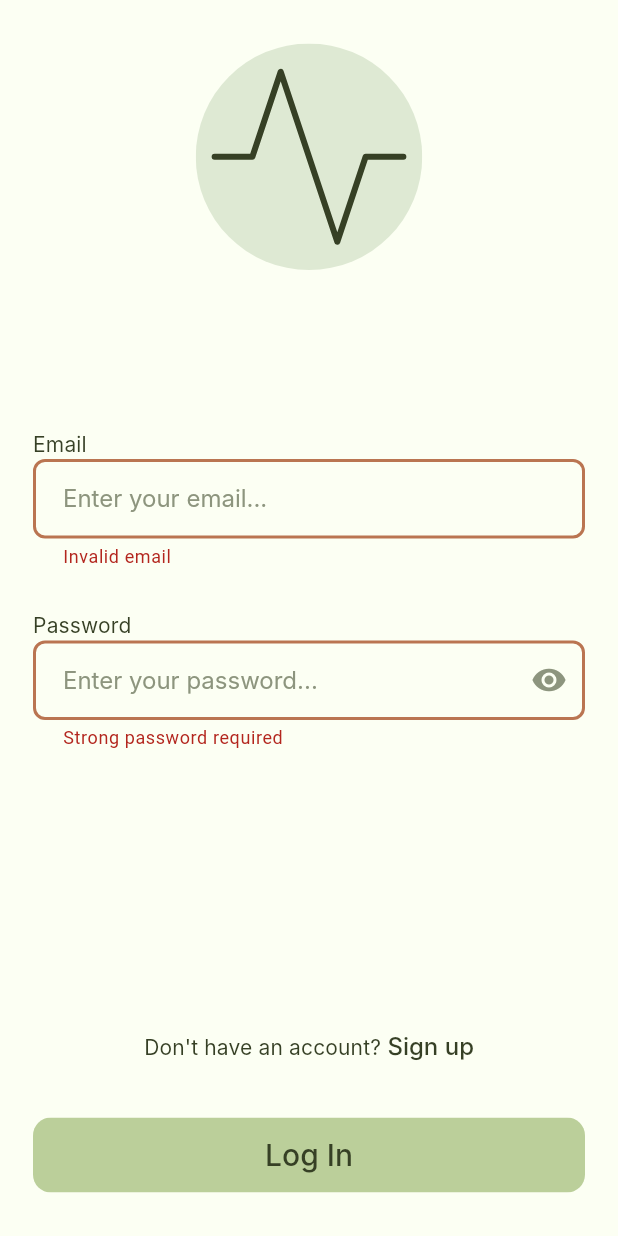
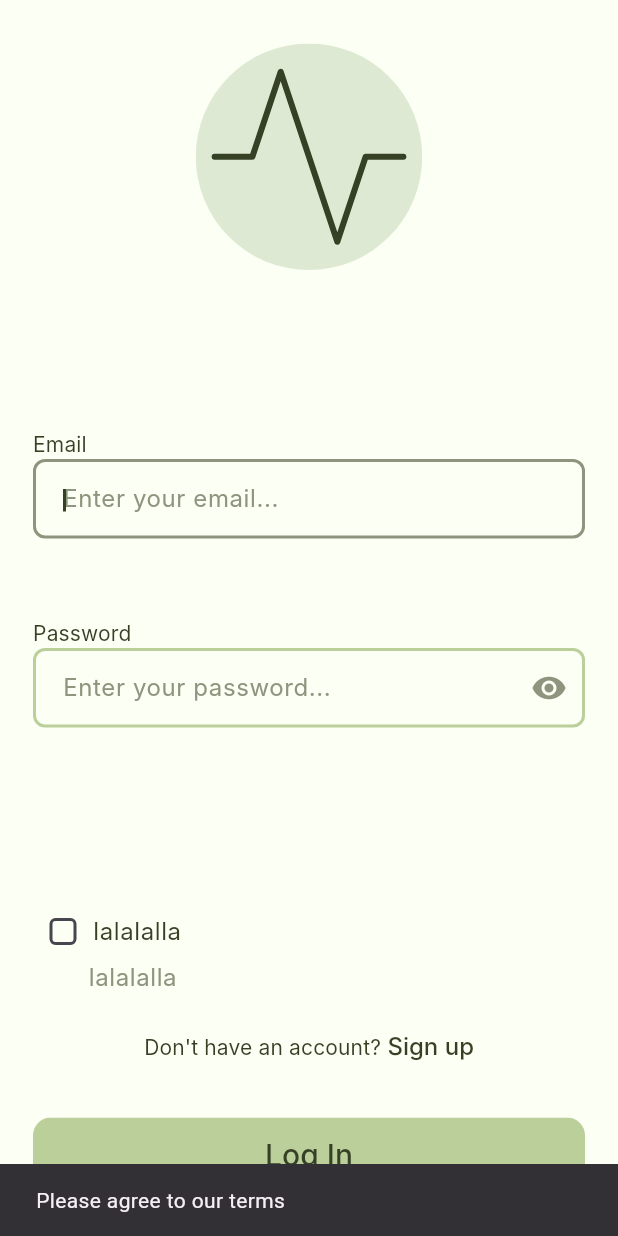
Before and after one commit to dariythe6th/HealthTechApp, a Flutter app: the screen it shows after launch, after a tap on "Log In", on a phone screen of 412 x 824 dp. Run offline on Flutter 3.47's test engine with Material 3 defaults, Android fonts, the phone set to English and light mode, and no system bars; our stand-ins replace auto_route, flutter_svg, get_it, talker_flutter; generated files the repository leaves out were written again; Roboto replaces fonts that are missing (Inter).

Commit message:
added new TextStyles and checkBox component

```diff
--- /dev/null
+++ b/HealthTechApp/frontend-flutter/devtools_options.yaml
@@ -0,0 +1,3 @@
+description: This file stores settings for Dart & Flutter DevTools.
+documentation: https://docs.flutter.dev/tools/devtools/extensions#configure-extension-enablement-states
+extensions:
--- a/HealthTechApp/frontend-flutter/lib/ config/theme/theme.dart
+++ b/HealthTechApp/frontend-flutter/lib/ config/theme/theme.dart
@@ -21,5 +21,17 @@ final theme = ThemeData(
       fontFamily: 'Inter',
       color: Color(0xFF364025),
     ),
+    bodySmall: TextStyle(
+      fontSize: 16,
+      fontFamily: 'Inter',
+      color: Color(0xFF8D957E),
+      fontWeight: FontWeight.w400,
+    ),
+    labelSmall: TextStyle(
+      fontSize: 14,
+      fontWeight: FontWeight.w400,
+      fontFamily: 'Inter',
+      color: Color(0xFFE8D957E),
+    ),
   ),
 );
--- a/HealthTechApp/frontend-flutter/lib/features/auth/log_in_screen.dart
+++ /dev/null
@@ -1,115 +0,0 @@
-import 'package:auto_route/auto_route.dart';
-import 'package:flutter/material.dart';
-import 'package:get_it/get_it.dart';
-import 'package:health_app/features/auth/widgets/elevated_button.dart';
-import 'package:health_app/features/auth/widgets/form_log_in.dart';
-import 'package:health_app/%20config/router/router.gr.dart';
-import 'package:talker_flutter/talker_flutter.dart';
-
-@RoutePage()
-class LogInScreen extends StatefulWidget {
-  const LogInScreen({super.key});
-
-  @override
-  State<LogInScreen> createState() => _LogInScreenViewState();
-}
-
-class _LogInScreenViewState extends State<LogInScreen> {
-  final emailController = TextEditingController();
-  final passwordController = TextEditingController();
-
-  final emailFocusNode = FocusNode();
-  final passwordFocusNode = FocusNode();
-
-  bool _autoValidate = false;
-  final _formKey = GlobalKey<FormState>();
-
-  final emailFieldKey = GlobalKey<FormFieldState>();
-  final passwordFieldKey = GlobalKey<FormFieldState>();
-
-  bool _isLoading = false;
-
-  void _onLoginPressed() async {
-    setState(() {
-      _autoValidate = true;
-      _isLoading = true;
-    });
-
-    final isValid = _formKey.currentState?.validate() ?? false;
-    if (!isValid) {
-      setState(() {
-        _isLoading = false;
-      });
-      return;
-    }
-
-    // Заглушка — логика авторизации
-    await Future.delayed(const Duration(seconds: 1));
-
-    GetIt.I<Talker>().debug('Форма валидна, можно отправлять данные');
-
-    // Переход на HomeRoute (замени на нужный экран)
-    // if (context.mounted) {
-    //   context.router.replace(HomeRoute());
-    // }
-  }
-
-  @override
-  Widget build(BuildContext context) {
-    return Scaffold(
-      body: SafeArea(
-        child: Center(
-          child: Padding(
-            padding: const EdgeInsets.symmetric(horizontal: 22),
-            child: Column(
-              crossAxisAlignment: CrossAxisAlignment.start,
-              mainAxisAlignment: MainAxisAlignment.center,
-              children: [
-                Expanded(
-                  child: FormWidgetLogIn(
-                    formKey: _formKey,
-                    emailFieldKey: emailFieldKey,
-                    emailController: emailController,
-                    emailFocusNode: emailFocusNode,
-                    passwordFocusNode: passwordFocusNode,
-                    autoValidate: _autoValidate,
-                    passwordFieldKey: passwordFieldKey,
-                    passwordController: passwordController,
-                  ),
-                ),
-                SizedBox(height: 12),
-                Center(
-                  child: TextButton(
-                    onPressed: () {
-                      context.router.push(SignUpRoute());
-                    },
-                    child: Text.rich(
-                      TextSpan(
-                        text: 'Don\'t have an account?',
-                        style: Theme.of(context).textTheme.titleSmall,
-                        children: [
-                          TextSpan(
-                            text: ' Sign up',
-                            style: Theme.of(context).textTheme.headlineSmall,
-                          ),
-                        ],
-                      ),
-                    ),
-                  ),
-                ),
-                const SizedBox(height: 23),
-                _isLoading
-                    ? const Center(child: CircularProgressIndicator())
-                    : ElevatedButtonWidget(
-                        text: 'Log In',
-                        onPressed: _onLoginPressed,
-                      ),
-                const SizedBox(height: 29),
-              ],
-            ),
-          ),
-        ),
-      ),
-    );
-  }
-}
--- /dev/null
+++ b/HealthTechApp/frontend-flutter/lib/features/auth/presentation/pages/log_in_screen.dart
@@ -0,0 +1,155 @@
+import 'package:auto_route/auto_route.dart';
+import 'package:flutter/material.dart';
+import 'package:get_it/get_it.dart';
+import 'package:health_app/features/auth/presentation/widgets/elevated_button.dart';
+import 'package:health_app/features/auth/presentation/widgets/form_log_in.dart';
+import 'package:health_app/%20config/router/router.gr.dart';
+import 'package:talker_flutter/talker_flutter.dart';
+
+@RoutePage()
+class LogInScreen extends StatefulWidget {
+  const LogInScreen({super.key});
+
+  @override
+  State<LogInScreen> createState() => _LogInScreenViewState();
+}
+
+class _LogInScreenViewState extends State<LogInScreen> {
+  final emailController = TextEditingController();
+  final passwordController = TextEditingController();
+
+  final emailFocusNode = FocusNode();
+  final passwordFocusNode = FocusNode();
+
+  final _formKey = GlobalKey<FormState>();
+
+  final emailFieldKey = GlobalKey<FormFieldState>();
+  final passwordFieldKey = GlobalKey<FormFieldState>();
+
+  bool _autoValidate = false;
+  bool _isLoading = false;
+  bool _isChecked = false;
+
+  void _onLoginPressed() async {
+    setState(() {
+      _autoValidate = true;
+      _isLoading = true;
+    });
+
+    final isValid = _formKey.currentState?.validate() ?? false;
+    if (!isValid) {
+      setState(() {
+        _isLoading = false;
+      });
+      return;
+    }
+
+    // Заглушка — логика авторизации
+    await Future.delayed(const Duration(seconds: 1));
+
+    GetIt.I<Talker>().debug('Форма валидна, можно отправлять данные');
+
+    // Переход на HomeRoute (замени на нужный экран)
+    // if (context.mounted) {
+    //   context.router.replace(HomeRoute());
+    // }
+  }
+
+  @override
+  Widget build(BuildContext context) {
+    print(Theme.of(context).textTheme.titleSmall);
+    return Scaffold(
+      resizeToAvoidBottomInset: false,
+      body: SafeArea(
+        child: Padding(
+          padding: const EdgeInsets.symmetric(horizontal: 22),
+          child: Column(
+            crossAxisAlignment: CrossAxisAlignment.start,
+            mainAxisAlignment: MainAxisAlignment.center,
+            children: [
+              Expanded(
+                child: FormWidgetLogIn(
+                  formKey: _formKey,
+                  emailFieldKey: emailFieldKey,
+                  emailController: emailController,
+                  emailFocusNode: emailFocusNode,
+                  passwordFocusNode: passwordFocusNode,
+                  autoValidate: _autoValidate,
+                  passwordFieldKey: passwordFieldKey,
+                  passwordController: passwordController,
+                ),
+              ),
+              SizedBox(height: 12),
+              Row(
+                crossAxisAlignment: CrossAxisAlignment.center,
+                children: [
+                  Checkbox(
+                    value: _isChecked,
+                    onChanged: (value) {
+                      setState(() {
+                        _isChecked = value ?? false;
+                      });
+                    },
+                    checkColor: Color(0xFFFCFFF3),
+                    activeColor: Color(0xFF8D957E),
+                    shape: RoundedRectangleBorder(
+                      borderRadius: BorderRadius.circular(4),
+                    ),
+                    materialTapTargetSize: MaterialTapTargetSize.shrinkWrap,
+                  ),
+                  SizedBox(width: 0),
+                  Text(
+                    'lalalalla',
+                    style: Theme.of(
+                      context,
+                    ).textTheme.bodySmall!.copyWith(color: Color(0xFF364025)),
+                  ),
+                ],
+              ),
+              Padding(
+                padding: const EdgeInsets.only(left: 37),
+                child: Text(
+                  'lalalalla',
+                  style: Theme.of(context).textTheme.bodySmall,
+                ),
+              ),
+              SizedBox(height: 12),
+              Center(
+                child: TextButton(
+                  onPressed: () {
+                    context.router.push(SignUpRoute());
+                  },
+                  child: Text.rich(
+                    TextSpan(
+                      text: 'Don\'t have an account?',
+                      style: Theme.of(context).textTheme.titleSmall,
+                      children: [
+                        TextSpan(
+                          text: ' Sign up',
+                          style: Theme.of(context).textTheme.headlineSmall,
+                        ),
+                      ],
+                    ),
+                  ),
+                ),
+              ),
+
+              const SizedBox(height: 23),
+              ElevatedButtonWidget(
+                text: 'Log In',
+                onPressed: _isChecked
+                    ? _onLoginPressed
+                    : () {
+                        ScaffoldMessenger.of(context).showSnackBar(
+                          SnackBar(content: Text('Please agree to our terms')),
+                        );
+                      },
+              ),
+              const SizedBox(height: 29),
+            ],
+          ),
+        ),
+      ),
+    );
+  }
+}
--- a/HealthTechApp/frontend-flutter/lib/features/auth/sign_up_screen.dart
+++ b/HealthTechApp/frontend-flutter/lib/features/auth/presentation/pages/sign_up_screen.dart
@@ -1,8 +1,8 @@
 import 'package:auto_route/auto_route.dart';
 import 'package:flutter/material.dart';
 import 'package:get_it/get_it.dart';
-import 'package:health_app/features/auth/widgets/elevated_button.dart';
-import 'package:health_app/features/auth/widgets/form_sign_up.dart';
+import 'package:health_app/features/auth/presentation/widgets/elevated_button.dart';
+import 'package:health_app/features/auth/presentation/widgets/form_sign_up.dart';
 import 'package:health_app/%20config/router/router.gr.dart';
 import 'package:talker_flutter/talker_flutter.dart';
 
--- /dev/null
+++ b/HealthTechApp/frontend-flutter/lib/features/auth/presentation/widgets/form_log_in.dart
@@ -0,0 +1,118 @@
+import 'package:flutter/material.dart';
+import 'package:flutter_svg/svg.dart';
+import 'package:health_app/features/auth/presentation/widgets/text_field.dart';
+
+class FormWidgetLogIn extends StatelessWidget {
+  const FormWidgetLogIn({
+    super.key,
+    required GlobalKey<FormState> formKey,
+    required this.emailFieldKey,
+    required this.emailController,
+    required this.emailFocusNode,
+    required this.passwordFocusNode,
+    required bool autoValidate,
+    required this.passwordFieldKey,
+    required this.passwordController,
+  }) : _formKey = formKey,
+       _autoValidate = autoValidate;
+
+  final GlobalKey<FormState> _formKey;
+  final GlobalKey<FormFieldState> emailFieldKey;
+  final TextEditingController emailController;
+  final FocusNode emailFocusNode;
+  final FocusNode passwordFocusNode;
+  final bool _autoValidate;
+  final GlobalKey<FormFieldState> passwordFieldKey;
+  final TextEditingController passwordController;
+
+  @override
+  Widget build(BuildContext context) {
+    return Form(
+      key: _formKey,
+      child: Column(
+        crossAxisAlignment: CrossAxisAlignment.start,
+        mainAxisAlignment: MainAxisAlignment.start,
+        children: [
+          SizedBox(height: 29),
+          Center(
+            child: SvgPicture.asset(
+              'assets/Activity.svg',
+              width: 151,
+              height: 151,
+            ),
+          ),
+          SizedBox(height: 106),
+          Text(
+            'Email',
+            textAlign: TextAlign.left,
+            style: Theme.of(context).textTheme.titleSmall,
+          ),
+          TextFieldWidget(
+            autoFocus: true,
+            hintText: 'Enter your email...',
+            fieldKey: emailFieldKey,
+            controller: emailController,
+            textInputType: TextInputType.emailAddress,
+            isSuffixIcon: false,
+            focusNode: emailFocusNode,
+            nextFocusNode: passwordFocusNode,
+            validator: (String? value) {
+              if (value == null) {
+                return 'Email is required';
+              }
+              final isValid = RegExp(
+                r'^[^@\s]+@[^@\s]+\.[^@\s]+$',
+              ).hasMatch(value);
+              if (!isValid) {
+                return 'Invalid email';
+              }
+
+              return null;
+            },
+            autoValidate: _autoValidate,
+            onFieldSubmitted: () {
+              final valid = emailFieldKey.currentState?.validate() ?? false;
+              if (valid) {
+                FocusScope.of(context).requestFocus(passwordFocusNode);
+              }
+            },
+          ),
+          SizedBox(height: 28),
+          Text(
+            'Password',
+            textAlign: TextAlign.left,
+            style: Theme.of(context).textTheme.titleSmall,
+          ),
+          TextFieldWidget(
+            hintText: 'Enter your password...',
+            fieldKey: passwordFieldKey,
+            controller: passwordController,
+            textInputType: TextInputType.visiblePassword,
+            isSuffixIcon: true,
+            focusNode: passwordFocusNode,
+            validator: (String? value) {
+              if (value == null) {
+                return 'Password is required';
+              }
+              final password = passwordController.text;
+              if (!(password.length >= 8 &&
+                  password.contains(RegExp(r'[A-Z]')) &&
+                  password.contains(RegExp(r'[0-9]')) &&
+                  password.contains(RegExp(r'[!@#\$&*~]')))) {
+                return 'Strong password required';
+              }
+              return null;
+            },
+            autoValidate: _autoValidate,
+            onFieldSubmitted: () {
+              final valid = passwordFieldKey.currentState?.validate() ?? false;
+              if (valid) {
+                FocusScope.of(context).unfocus();
+              }
+            },
+          ),
+        ],
+      ),
+    );
+  }
+}
--- a/HealthTechApp/frontend-flutter/lib/features/auth/widgets/form_sign_up.dart
+++ b/HealthTechApp/frontend-flutter/lib/features/auth/presentation/widgets/form_sign_up.dart
@@ -1,6 +1,6 @@
 import 'package:flutter/material.dart';
 import 'package:flutter_svg/svg.dart';
-import 'package:health_app/features/auth/widgets/text_field.dart';
+import 'package:health_app/features/auth/presentation/widgets/text_field.dart';
 
 class FormWidgetSignUp extends StatelessWidget {
   const FormWidgetSignUp({
--- a/HealthTechApp/frontend-flutter/lib/features/auth/widgets/text_field.dart
+++ b/HealthTechApp/frontend-flutter/lib/features/auth/presentation/widgets/text_field.dart
@@ -14,6 +14,7 @@ class TextFieldWidget extends StatefulWidget {
     this.onFieldSubmitted,
     required this.fieldKey,
     required this.hintText,
+    this.autoFocus,
   });
 
   final TextEditingController controller;
@@ -27,6 +28,7 @@ class TextFieldWidget extends StatefulWidget {
   final VoidCallback? onFieldSubmitted;
   final GlobalKey<FormFieldState>? fieldKey;
   final String hintText;
+  final bool? autoFocus;
 
   @override
   State<TextFieldWidget> createState() => _TextFieldWidgetState();
@@ -47,14 +49,12 @@ class _TextFieldWidgetState extends State<TextFieldWidget> {
             : AutovalidateMode.disabled,
         validator: widget.validator,
         focusNode: widget.focusNode,
-        style: Theme.of(
-          context,
-        ).textTheme.titleSmall!.copyWith(color: Color(0xFFE8D957E)),
+        style: Theme.of(context).textTheme.labelSmall,
         cursorHeight: 15,
         controller: widget.controller,
         keyboardType: widget.textInputType,
         textInputAction: TextInputAction.done,
-        autofocus: false,
+        autofocus: widget.autoFocus ?? false,
         cursorColor: Color(0xFF364025),
         cursorErrorColor: Color(0xFFBA7551),
         obscureText: isPasswordvisible,
@@ -70,10 +70,7 @@ class _TextFieldWidgetState extends State<TextFieldWidget> {
         },
         decoration: InputDecoration(
           hintText: widget.hintText,
-          hintStyle: Theme.of(context).textTheme.headlineSmall!.copyWith(
-            color: Color(0xFF8D957E),
-            fontWeight: FontWeight.w400,
-          ),
+          hintStyle: Theme.of(context).textTheme.bodySmall,
           errorMaxLines: 1,
           helperText: ' ',
           contentPadding: EdgeInsets.all(16),
--- a/HealthTechApp/frontend-flutter/lib/features/auth/widgets/form_log_in.dart
+++ /dev/null
@@ -1,120 +0,0 @@
-import 'package:flutter/material.dart';
-import 'package:flutter_svg/svg.dart';
-import 'package:health_app/features/auth/widgets/text_field.dart';
-
-class FormWidgetLogIn extends StatelessWidget {
-  const FormWidgetLogIn({
-    super.key,
-    required GlobalKey<FormState> formKey,
-    required this.emailFieldKey,
-    required this.emailController,
-    required this.emailFocusNode,
-    required this.passwordFocusNode,
-    required bool autoValidate,
-    required this.passwordFieldKey,
-    required this.passwordController,
-  }) : _formKey = formKey,
-       _autoValidate = autoValidate;
-
-  final GlobalKey<FormState> _formKey;
-  final GlobalKey<FormFieldState> emailFieldKey;
-  final TextEditingController emailController;
-  final FocusNode emailFocusNode;
-  final FocusNode passwordFocusNode;
-  final bool _autoValidate;
-  final GlobalKey<FormFieldState> passwordFieldKey;
-  final TextEditingController passwordController;
-
-  @override
-  Widget build(BuildContext context) {
-    return Form(
-      key: _formKey,
-      child: SafeArea(
-        child: Column(
-          crossAxisAlignment: CrossAxisAlignment.start,
-          mainAxisAlignment: MainAxisAlignment.start,
-          children: [
-            SizedBox(height: 29),
-            Center(
-              child: SvgPicture.asset(
-                'assets/Activity.svg',
-                width: 151,
-                height: 151,
-              ),
-            ),
-            SizedBox(height: 106),
-            Text(
-              'Email',
-              textAlign: TextAlign.left,
-              style: Theme.of(context).textTheme.titleSmall,
-            ),
-            TextFieldWidget(
-              hintText: 'Enter your email...',
-              fieldKey: emailFieldKey,
-              controller: emailController,
-              textInputType: TextInputType.emailAddress,
-              isSuffixIcon: false,
-              focusNode: emailFocusNode,
-              nextFocusNode: passwordFocusNode,
-              validator: (String? value) {
-                if (value == null) {
-                  return 'Email is required';
-                }
-                final isValid = RegExp(
-                  r'^[^@\s]+@[^@\s]+\.[^@\s]+$',
-                ).hasMatch(value);
-                if (!isValid) {
-                  return 'Invalid email';
-                }
-
-                return null;
-              },
-              autoValidate: _autoValidate,
-              onFieldSubmitted: () {
-                final valid = emailFieldKey.currentState?.validate() ?? false;
-                if (valid) {
-                  FocusScope.of(context).requestFocus(passwordFocusNode);
-                }
-              },
-            ),
-            SizedBox(height: 28),
-            Text(
-              'Password',
-              textAlign: TextAlign.left,
-              style: Theme.of(context).textTheme.titleSmall,
-            ),
-            TextFieldWidget(
-              hintText: 'Enter your password...',
-              fieldKey: passwordFieldKey,
-              controller: passwordController,
-              textInputType: TextInputType.visiblePassword,
-              isSuffixIcon: true,
-              focusNode: passwordFocusNode,
-              validator: (String? value) {
-                if (value == null) {
-                  return 'Password is required';
-                }
-                final password = passwordController.text;
-                if (!(password.length >= 8 &&
-                    password.contains(RegExp(r'[A-Z]')) &&
-                    password.contains(RegExp(r'[0-9]')) &&
-                    password.contains(RegExp(r'[!@#\$&*~]')))) {
-                  return 'Strong password required';
-                }
-                return null;
-              },
-              autoValidate: _autoValidate,
-              onFieldSubmitted: () {
-                final valid =
-                    passwordFieldKey.currentState?.validate() ?? false;
-                if (valid) {
-                  FocusScope.of(context).unfocus();
-                }
-              },
-            ),
-          ],
-        ),
-      ),
-    );
-  }
-}
```
Also changed, not shown: HealthTechApp/frontend-flutter/lib/ config/router/router.gr.dart, HealthTechApp/frontend-flutter/lib/features/auth/presentation/widgets/elevated_button.dart (renamed from HealthTechApp/frontend-flutter/lib/features/auth/widgets/elevated_button.dart).
